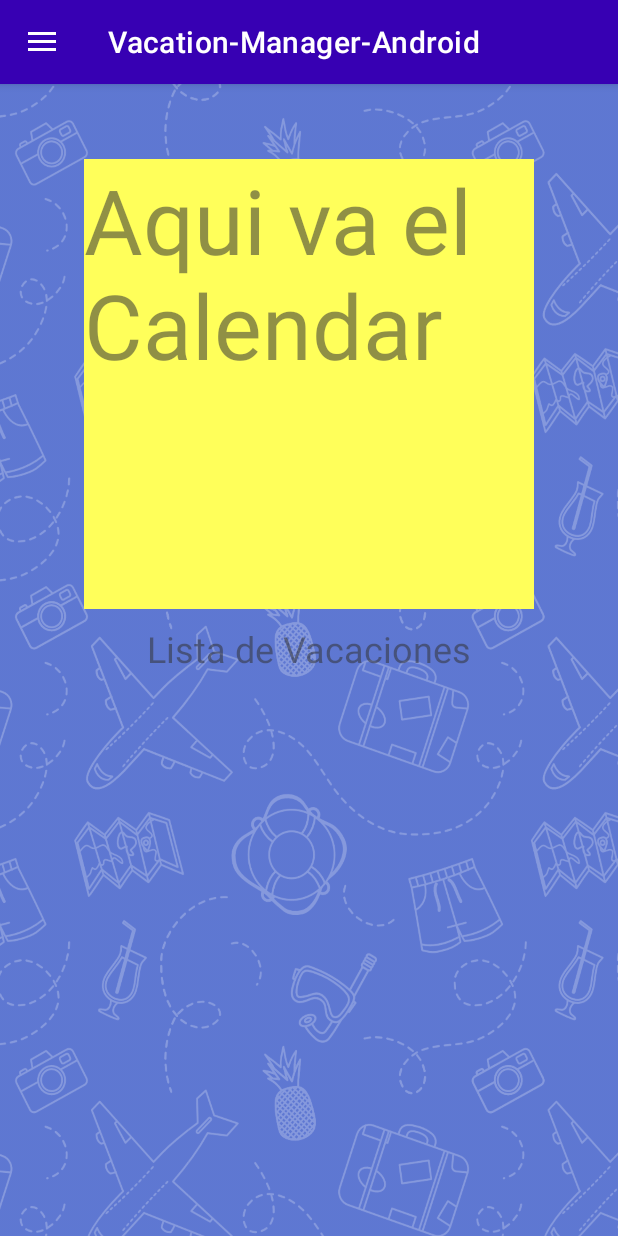
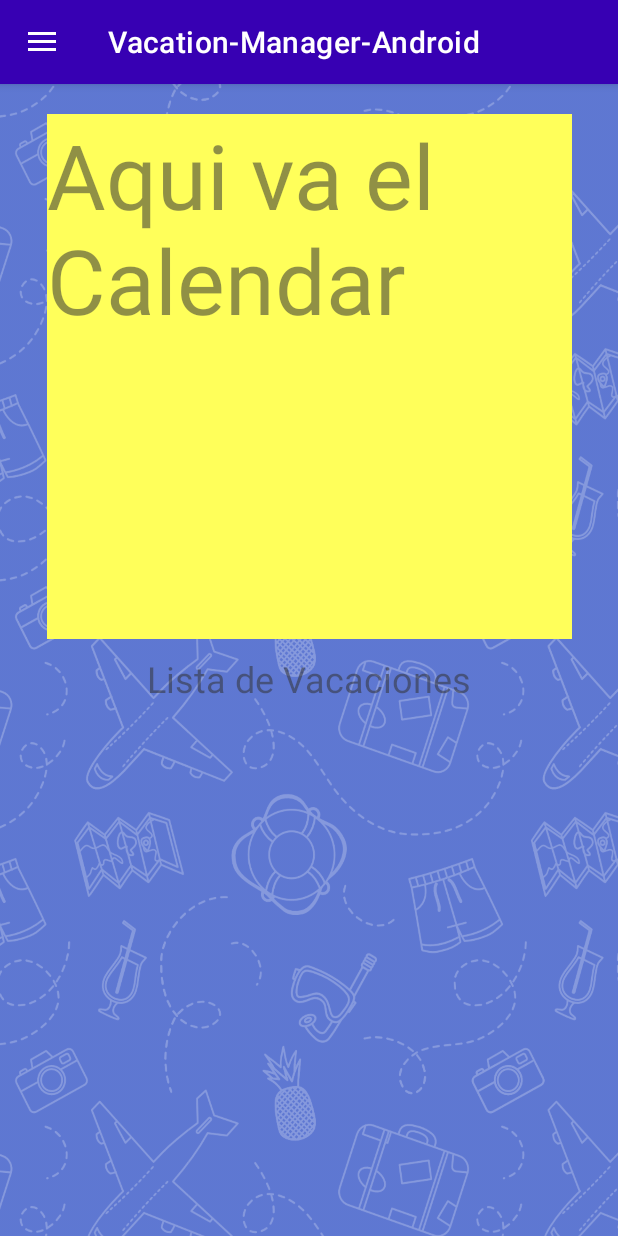
Before and after one commit to EduardoVicente1/Vacation-Manager-Android, an Android app: the FragmentHome screen opened directly, with no data from a screen before it, on a phone screen of 412 x 824 dp. Run offline under Robolectric (Android 15) with nearby library versions, the phone set to English and light mode, and no system bars.

Commit message:
Update calendar recycler

```diff
--- a/app/src/main/java/com/example/vacation_manager_android/adapters/CalendarWorkersAdapter.kt
+++ b/app/src/main/java/com/example/vacation_manager_android/adapters/CalendarWorkersAdapter.kt
@@ -27,7 +27,7 @@ class CalendarWorkersAdapter(var onVacationWorkersList: List<WorkersGetResponse.
                 "Itau Paseo" -> imgcolor.setBackgroundColor(getColor(view.context,R.color.itau_paseo))
                 "Familiar" -> imgcolor.setBackgroundColor(getColor(view.context,R.color.familiar))
                 "Atlas" -> imgcolor.setBackgroundColor(getColor(view.context,R.color.atlas))
-                "GNB" -> imgcolor.setBackgroundColor(getColor(view.context,R.color.gnb))
+                "GNB FUSION" -> imgcolor.setBackgroundColor(getColor(view.context,R.color.gnb))
                 "Sudameris" -> imgcolor.setBackgroundColor(getColor(view.context,R.color.sudameris))
                 "RoshkaStudios" -> imgcolor.setBackgroundColor(getColor(view.context,R.color.roshka_studios))
                 "Administracion" -> imgcolor.setBackgroundColor(getColor(view.context,R.color.administracion))
--- a/app/src/main/res/layout/fragment_home.xml
+++ b/app/src/main/res/layout/fragment_home.xml
@@ -10,14 +10,14 @@
 
     <TextView
         android:id="@+id/tx_cal"
-        android:layout_width="300dp"
-        android:layout_height="300dp"
+        android:layout_width="350dp"
+        android:layout_height="350dp"
         android:text="Aqui va el Calendar"
         android:textSize="90px"
         app:layout_constraintStart_toStartOf="parent"
         app:layout_constraintEnd_toEndOf="parent"
         app:layout_constraintTop_toTopOf="parent"
-        android:layout_marginTop="50dp"
+        android:layout_marginTop="20dp"
         android:background="#FFFF32"
         />
     <TextView
@@ -33,8 +33,9 @@
         />
 
     <androidx.constraintlayout.widget.ConstraintLayout
-        android:layout_width="300dp"
+        android:layout_width="350dp"
         android:layout_height="300dp"
+        android:layout_marginTop="10dp"
         app:layout_constraintStart_toStartOf="parent"
         app:layout_constraintEnd_toEndOf="parent"
         app:layout_constraintTop_toBottomOf="@id/tx_title">
--- a/app/src/main/res/layout/item_calendar_worker_recycler.xml
+++ b/app/src/main/res/layout/item_calendar_worker_recycler.xml
@@ -20,7 +20,7 @@
             android:id="@+id/img_calendar_worker_color"
             android:layout_width="20dp"
             android:layout_height="match_parent"
-            android:background="#FF3D00"
+            android:background="#00FFA6"
             />
         <TextView
             android:id="@+id/calendar_worker_team"
@@ -37,7 +37,7 @@
             android:layout_width="wrap_content"
             android:layout_height="wrap_content"
             android:text="Marcelo Arguello"
-            android:textSize="20sp"
+            android:textSize="18sp"
             android:gravity="center_horizontal"
             android:layout_marginLeft="30dp"
             android:layout_marginTop="30dp"
```
